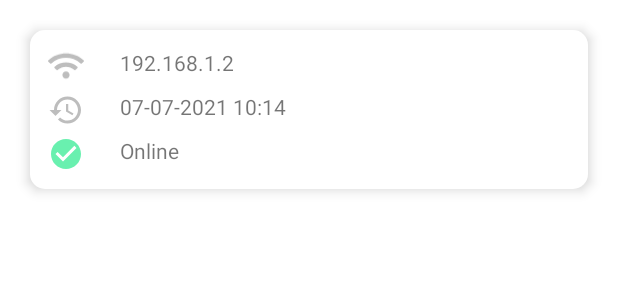
After one commit to ETS-Android2/green-project, an Android app: the layout production_line_panel.xml on its own in the app's theme, with its tools: preview values and no code run, on a phone screen of 412 x 824 dp. The commit adds this screen. Shown: the top 300 px of the screen. Run offline under Robolectric (Android 15) with nearby library versions, the phone set to English and light mode, and no system bars; network calls fail.

Commit message:
production line layout and panel

```diff
--- a/androidApplication/app/src/main/res/drawable/rect_white_shadow.xml
+++ b/androidApplication/app/src/main/res/drawable/rect_white_shadow.xml
@@ -2,5 +2,5 @@
 <shape xmlns:android="http://schemas.android.com/apk/res/android"
     android:shape="rectangle">
     <solid android:color="@color/white" />
-    <corners android:radius="0dp" />
+    <corners android:radius="10dp" />
 </shape>
--- /dev/null
+++ b/androidApplication/app/src/main/res/layout/production_line_panel.xml
@@ -0,0 +1,68 @@
+<?xml version="1.0" encoding="utf-8"?>
+<RelativeLayout xmlns:android="http://schemas.android.com/apk/res/android"
+    android:layout_width="match_parent"
+    android:layout_height="wrap_content">
+
+    <RelativeLayout
+        style="@style/rlProductionLine"
+        android:id="@+id/rlProductionLineStatus"
+        android:background="@drawable/rect_white_shadow"
+        android:elevation="5dp">
+
+        <ImageView
+            style="@style/ivProductionLinePanelIcons"
+            android:id="@+id/ivIpAddressIcon"
+            android:src="@drawable/ip_address" />
+
+        <TextView
+            style="@style/tvProductionLinePanelText"
+            android:id="@+id/tvIpAddress"
+            android:layout_toRightOf="@id/ivIpAddressIcon"
+            android:text="192.168.1.2" />
+
+        <ImageView
+            style="@style/ivProductionLinePanelIcons"
+            android:id="@+id/ivLastUpdateIcon"
+            android:layout_below="@id/ivIpAddressIcon"
+            android:src="@drawable/last_update" />
+
+        <TextView
+            style="@style/tvProductionLinePanelText"
+            android:id="@+id/tvLastUpdate"
+            android:layout_below="@id/tvIpAddress"
+            android:layout_toRightOf="@id/ivLastUpdateIcon"
+            android:text="07-07-2021 10:14" />
+
+        <ImageView
+            style="@style/ivProductionLinePanelIcons"
+            android:id="@+id/ivStatusIcon"
+            android:layout_below="@id/ivLastUpdateIcon"
+            android:src="@drawable/online" />
+
+        <TextView
+            style="@style/tvProductionLinePanelText"
+            android:id="@+id/tvStatus"
+            android:layout_below="@id/tvLastUpdate"
+            android:layout_toRightOf="@id/ivStatusIcon"
+            android:text="Online" />
+    </RelativeLayout>
+
+    <RelativeLayout
+        android:id="@+id/rlTemperature"
+        android:layout_below="@+id/rlProductionLineStatus"
+        android:layout_marginTop="20dp"
+        android:layout_marginLeft="20dp"
+        android:layout_marginRight="20dp"
+        android:layout_width="match_parent"
+        android:layout_height="wrap_content">
+    </RelativeLayout>
+
+    <RelativeLayout
+        android:id="@+id/rlHumidity"
+        android:layout_below="@+id/rlTemperature"
+        android:layout_margin="20dp"
+        android:layout_width="match_parent"
+        android:layout_height="wrap_content">
+    </RelativeLayout>
+
+</RelativeLayout>
--- a/androidApplication/app/src/main/res/values-night/themes.xml
+++ b/androidApplication/app/src/main/res/values-night/themes.xml
@@ -6,8 +6,8 @@
         <item name="colorPrimaryVariant">@color/green_700</item>
         <item name="colorOnPrimary">@color/black</item>
         <!-- Secondary brand color. -->
-        <item name="colorSecondary">@color/pink_200</item>
-        <item name="colorSecondaryVariant">@color/pink_200</item>
+        <item name="colorSecondary">@color/red_600</item>
+        <item name="colorSecondaryVariant">@color/orange_200</item>
         <item name="colorOnSecondary">@color/black</item>
         <!-- Status bar color. -->
         <item name="android:statusBarColor" tools:targetApi="l">?attr/colorPrimaryVariant</item>
--- a/androidApplication/app/src/main/res/values/themes.xml
+++ b/androidApplication/app/src/main/res/values/themes.xml
@@ -6,8 +6,8 @@
         <item name="colorPrimaryVariant">@color/green_700</item>
         <item name="colorOnPrimary">@color/white</item>
         <!-- Secondary brand color. -->
-        <item name="colorSecondary">@color/pink_200</item>
-        <item name="colorSecondaryVariant">@color/pink_700</item>
+        <item name="colorSecondary">@color/red_600</item>
+        <item name="colorSecondaryVariant">@color/orange_200</item>
         <item name="colorOnSecondary">@color/black</item>
         <!-- Status bar color. -->
         <item name="android:statusBarColor" tools:targetApi="l">?attr/colorPrimaryVariant</item>
```
Also changed, not shown: androidApplication/app/src/main/java/utt/student/greenfresh/MainActivity.java (+4 -6 lines), androidApplication/app/src/main/java/utt/student/greenfresh/ProductionLineAdapter.java (added, +79 -0 lines), androidApplication/app/src/main/res/layout/production_line_layout.xml (+4 -52 lines), androidApplication/app/src/main/res/values/colors.xml (+18 -16 lines), androidApplication/app/src/main/res/values/style.xml (+27 -90 lines).
